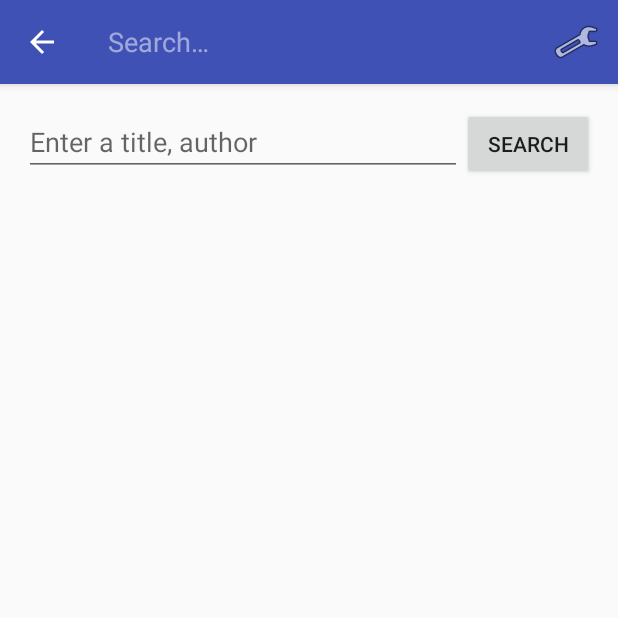
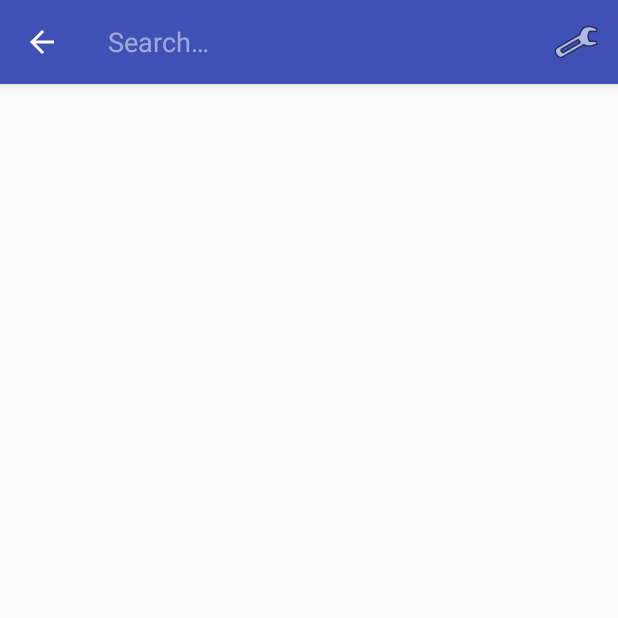
Before and after one commit to sonnytron/thetimessearch, an Android app: the screen it shows after launch (SearchActivity), after a tap on "Search", on a phone screen of 412 x 824 dp, the top half of it. Run offline under Robolectric (Android 15) with nearby library versions, the phone set to English and light mode, and no system bars; our stand-ins replace Picasso; libraries missing offline, so code that uses them is left out: com.loopj.android, cz.msebera.android; pictures from the network do not load.

Commit message:
Final commit: Removed redundant EditText field and used ActionBar item for search

```diff
--- a/app/src/main/java/com/sonnytron/sortatech/nytimessearch/activities/SearchActivity.java
+++ b/app/src/main/java/com/sonnytron/sortatech/nytimessearch/activities/SearchActivity.java
@@ -45,8 +45,6 @@ public class SearchActivity extends AppCompatActivity implements ArticleHolder.a
     private static final String apiKey = "3de2a7dcd6f04f60b0982f3f85f19145";
     private static final String baseUrl = "https://api.nytimes.com/svc/search/v2/articlesearch.json";
     private final int FILTERS_CODE = 20;
-    EditText bookQuery;
-    Button buttonSearch;
     ArrayList<Article> articles;
     ArticleArrayAdapter adapter;
     SearchFilters mFilters;
@@ -71,8 +69,6 @@ public class SearchActivity extends AppCompatActivity implements ArticleHolder.a
     }
 
     public void setupViews() {
-        bookQuery = (EditText) findViewById(R.id.btnQuery);
-        buttonSearch = (Button) findViewById(R.id.btnSearch);
         articles = new ArrayList<>();
 
         adapter = new ArticleArrayAdapter(this, articles);
@@ -88,19 +84,7 @@ public class SearchActivity extends AppCompatActivity implements ArticleHolder.a
                 getNewItems();
             }
         });
-//        bookGridView.setAdapter(adapter);
-//        adapter = new ArticleArrayAdapter(this, articles);
-//        bookGridView.setAdapter(adapter);
-//        bookGridView.setOnItemClickListener(new AdapterView.OnItemClickListener() {
-//            @Override
-//            public void onItemClick(AdapterView<?> parent, View view, int position, long id) {
-//                Intent i = new Intent(getApplicationContext(), ArticleActivity.class);
-//                // get the article to display
-//                Article article = articles.get(position);
-//                i.putExtra("article", article);
-//                startActivity(i);
-//            }
-//        });
+
     }
 
     @Override
@@ -232,47 +216,6 @@ public class SearchActivity extends AppCompatActivity implements ArticleHolder.a
         return super.onOptionsItemSelected(item);
     }
 
-    public void onArticleSearch(View view) {
-        articles = new ArrayList<>();
-        adapter.setArticles(articles);
-        adapter.notifyDataSetChanged();
-        mQuery = bookQuery.getText().toString();
-        AsyncHttpClient client = new AsyncHttpClient();
-
-        RequestParams params = new RequestParams();
-        params.put("api-key", apiKey);
-        params.put("page", 0);
-        params.put("q", mQuery);
-
-        if (mFilters != null) {
-            if (mFilters.getStartDate() != null) {
-                params.put("begin_date", mFilters.getStartDate());
-            }
-            if (mFilters.getSortString().length() > 0) {
-                params.put("sort", mFilters.getSortString());
-            }
-            if (mFilters.getNewsDeskString().length() > 0) {
-                params.put("fq", mFilters.getNewsDeskString());
-            }
-        }
-
-        client.get(baseUrl, params, new JsonHttpResponseHandler() {
-            @Override
-            public void onSuccess(int statusCode, Header[] headers, JSONObject response) {
-                Log.d("DEBUG", response.toString());
-
-                JSONArray articleResults = null;
-                try {
-                    articleResults = response.getJSONObject("response").getJSONArray("docs");
-                    adapter.setArticles(Article.fromJSONArray(articleResults));
-                    adapter.notifyDataSetChanged();
-                } catch (JSONException e) {
-                    e.printStackTrace();
-                }
-            }
-        });
-    }
-
     @Override
     protected void onActivityResult(int requestCode, int resultCode, Intent data) {
         if (resultCode == RESULT_OK && requestCode == FILTERS_CODE) {
--- a/app/src/main/res/layout/content_search.xml
+++ b/app/src/main/res/layout/content_search.xml
@@ -13,26 +13,7 @@
     tools:context=".activities.SearchActivity"
     tools:showIn="@layout/activity_search">
 
-    <EditText
-        android:layout_width="wrap_content"
-        android:layout_height="wrap_content"
-        android:id="@+id/btnQuery"
-        android:layout_toLeftOf="@+id/btnSearch"
-        android:layout_alignParentTop="true"
-        android:layout_alignParentStart="true"
-        android:hint="@string/book_query"/>
-
-    <Button
-        android:layout_width="wrap_content"
-        android:layout_height="wrap_content"
-        android:layout_alignParentTop="@+id/btnQuery"
-        android:layout_alignParentEnd="true"
-        android:text="@string/book_search"
-        android:onClick="onArticleSearch"
-        android:id="@+id/btnSearch"/>
-
     <android.support.v7.widget.RecyclerView
-        android:layout_below="@+id/btnSearch"
         android:layout_centerHorizontal="true"
         android:id="@+id/article_grid_recycler"
         android:layout_width="wrap_content"
```
